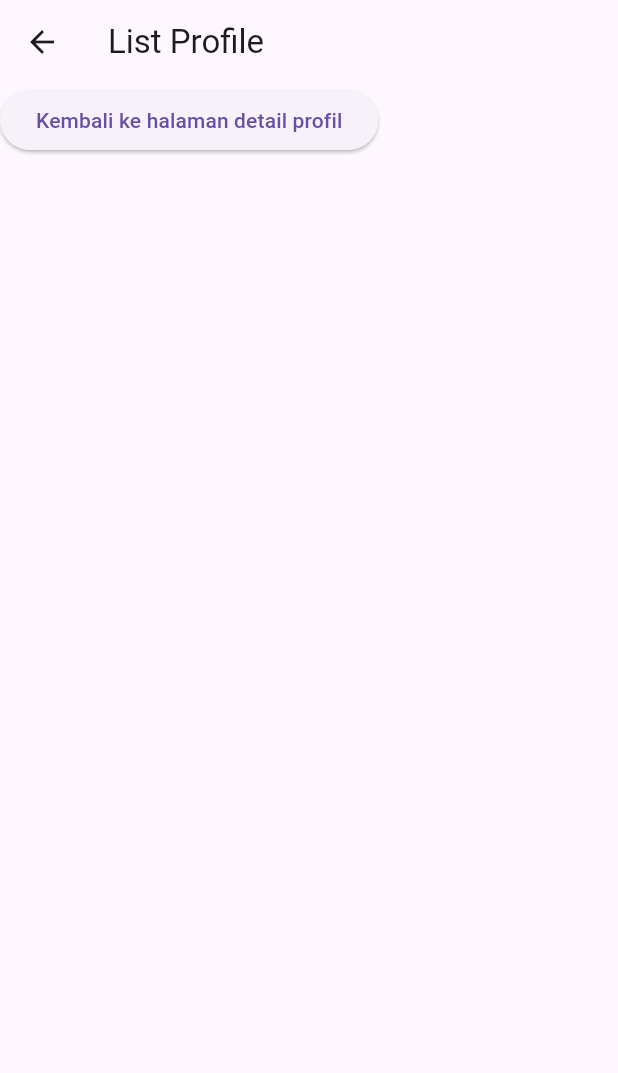
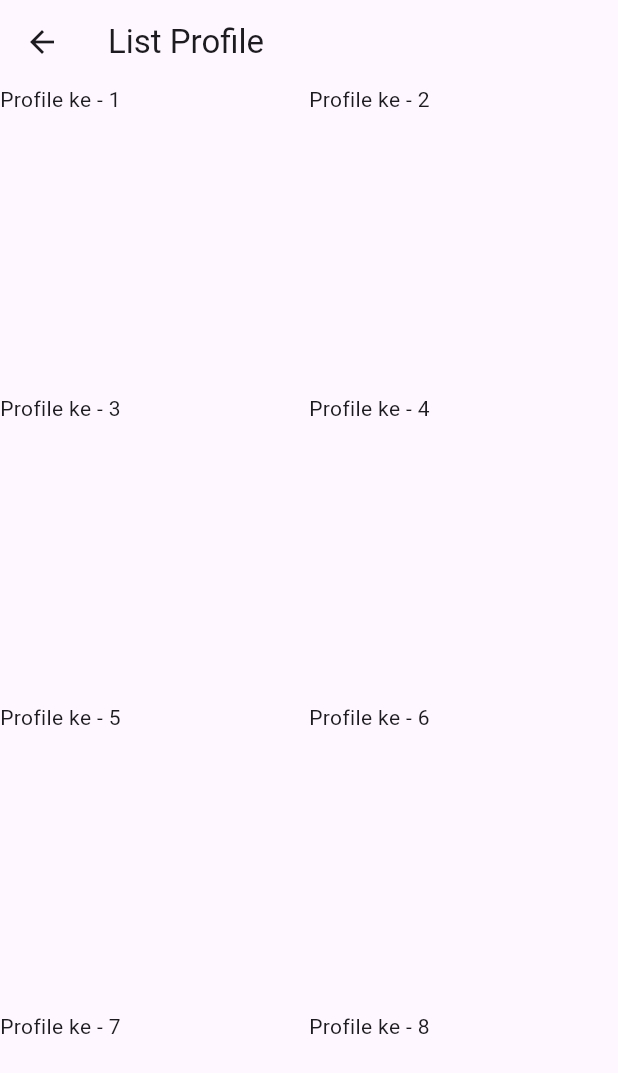
Before and after one commit to putrisuardani/profile_static, a Flutter app: the ListProfile screen opened directly, on a phone screen of 412 x 824 dp. Shown: the top 1073 px of the screen. Run offline on Flutter 3.47's test engine with Material 3 defaults, Android fonts, the phone set to English and light mode, and no system bars.

Commit message:
pertemuan list view dan grid view

```diff
--- a/lib/list_profile.dart
+++ b/lib/list_profile.dart
@@ -1,15 +1,36 @@
 import 'package:flutter/material.dart';
 
 class ListProfile extends StatelessWidget {
-  const ListProfile({super.key});
+  ListProfile({super.key});
+
+  final List<String> listProfile =
+      List.generate(100, (index) => 'Profile ke - ${index + 1}');
 
   @override
   Widget build(BuildContext context) {
     return Scaffold(
-      appBar: AppBar(title: Text("List Profile"),),
-      body: ElevatedButton(onPressed: () {
-        Navigator.pop(context);
-      },child: Text("Kembali ke halaman detail profil")),
-    );
+        appBar: AppBar(
+          title: Text("List Profile"),
+        ),
+        body: GridView.builder(
+          gridDelegate:
+              SliverGridDelegateWithFixedCrossAxisCount(crossAxisCount: 2),
+          itemCount: listProfile.length,
+          itemBuilder: (context, index) {
+            return Text(listProfile[index]);
+          },
+        )
+
+        // ListView.builder(
+        //   //scrollDirection: Axis.horizontal,
+        //   itemCount: listProfile.length,
+        //   itemBuilder: (context, index) {
+        //     return ListTile(
+        //       leading: CircleAvatar(),
+        //       title: Text(listProfile[index]),
+        //     );
+        //   },
+        // ),
+        );
   }
 }
```
